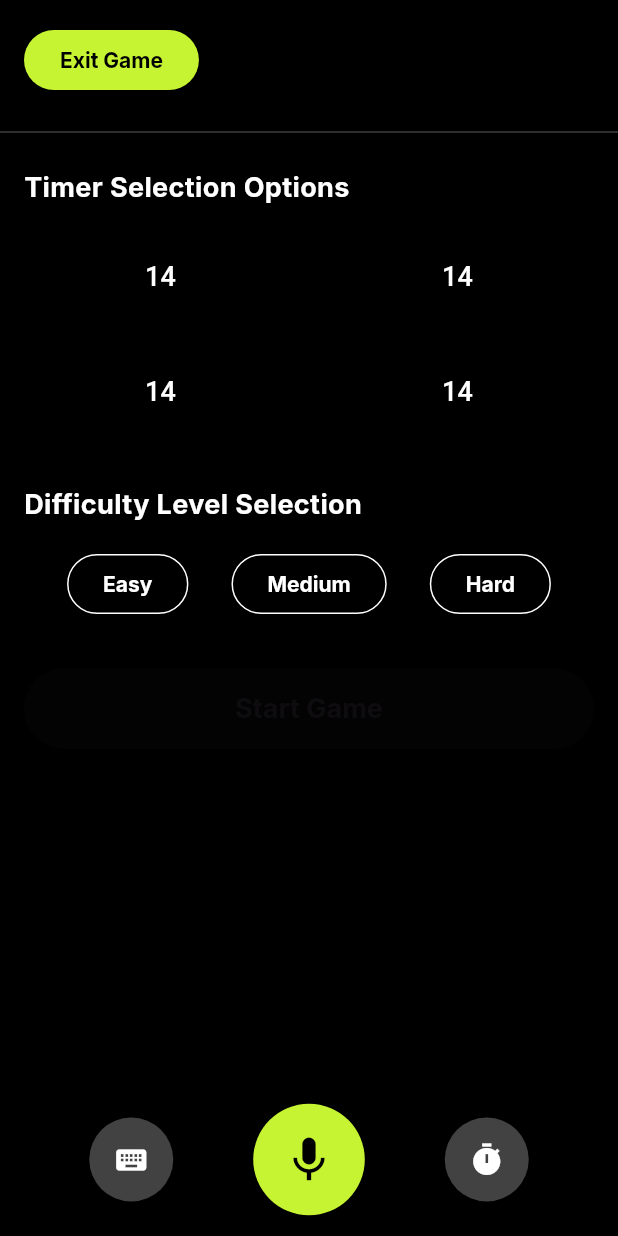
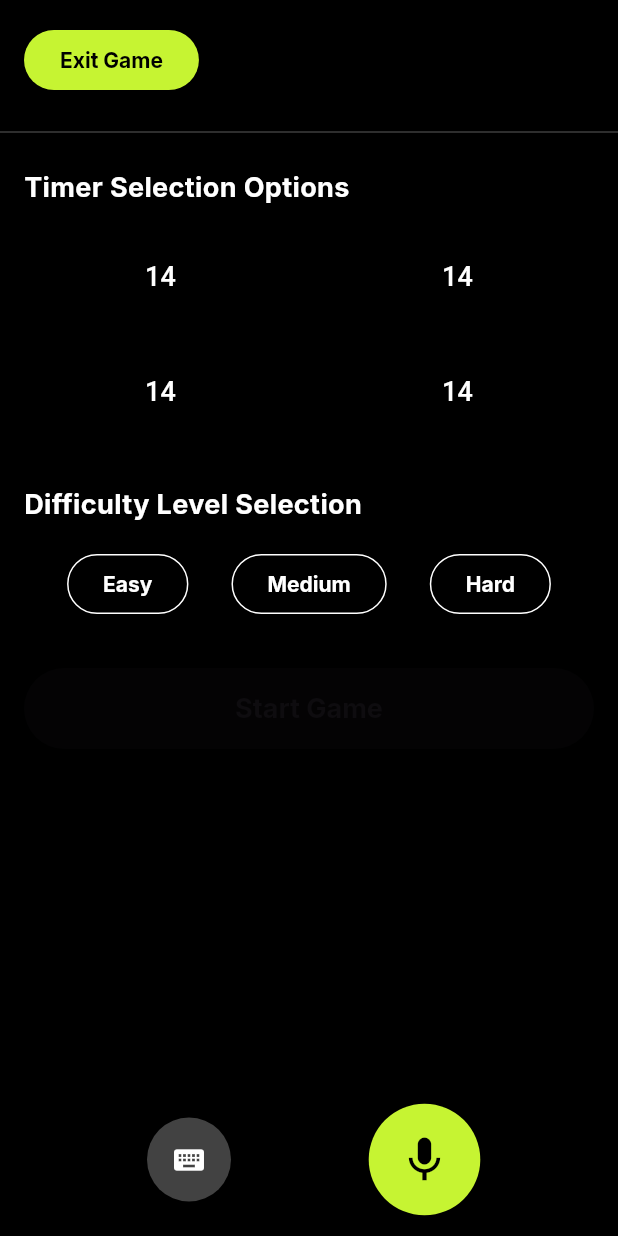
Before and after one commit to faridrazza/frontapp, a Flutter app: the RapidTranslationGameScreen screen opened directly, on a phone screen of 412 x 824 dp. Run offline on Flutter 3.47's test engine with Material 3 defaults, Android fonts, the light colour scheme and no system bars; our stand-ins replace dio, equatable, flutter_bloc, flutter_secure_storage, google_fonts, intl_phone_number_input and 3 more; missing offline and left inert: flutter_sound; accounts and stored records are empty.

Commit message:
fina touch 3

```diff
--- a/lib/features/rapid_translation/presentation/screens/rapid_translation_game_screen.dart
+++ b/lib/features/rapid_translation/presentation/screens/rapid_translation_game_screen.dart
@@ -244,15 +244,7 @@ class _RapidTranslationGameScreenState extends State<RapidTranslationGameScreen>
                   iconSize: 30,
                 ),
               ),
-              // Timer Button
-              _buildCircularButton(
-                onPressed: () {
-                  // Implement timer functionality if needed
-                },
-                backgroundColor: Colors.grey[800]!,
-                icon: Icons.timer,
-                iconColor: Colors.white,
-              ),
+              // Timer Button removed
             ],
           ),
         ),
```
